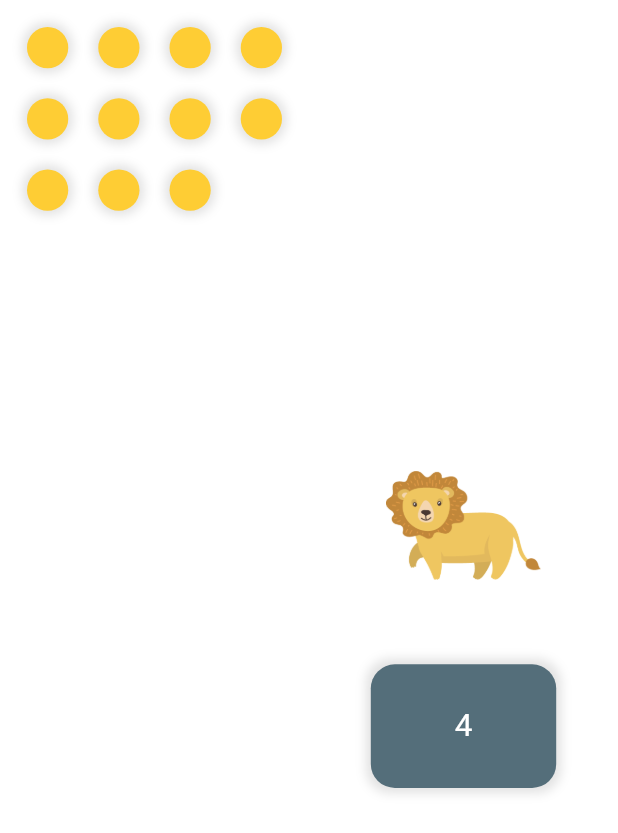
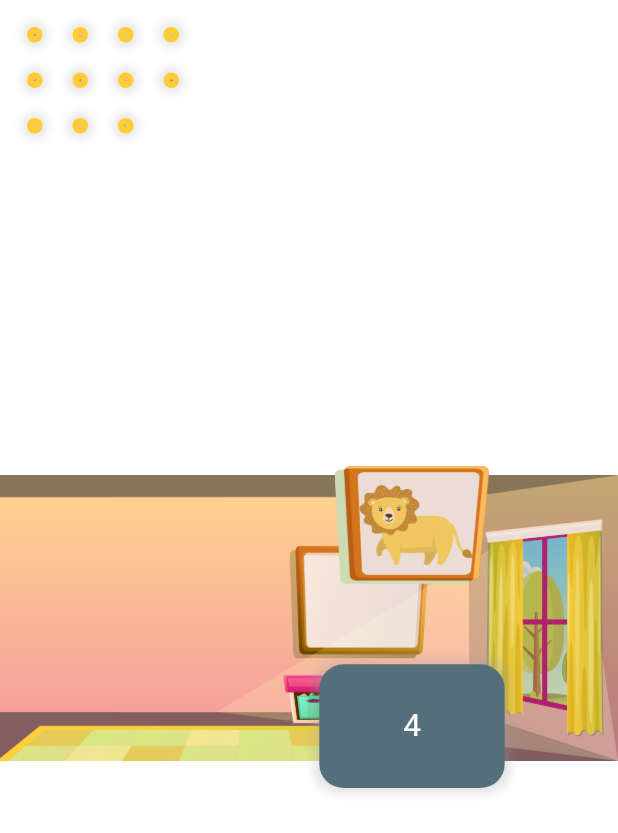
Before and after one commit to Amin397/didoKoodak1, a Flutter app: the AnimalGameScreen screen opened by its route, after a tap on "شروع", on a phone screen of 412 x 824 dp. Shown: the top 833 px of the screen. Run offline on Flutter 3.47's test engine with Material 2 defaults, Android fonts, the phone set to English and light mode, and no system bars; our stand-ins replace get, just_audio; Roboto replaces fonts that are missing (cinema).

Commit message:
last update amin khademi hastam bande

```diff
--- a/lib/View/AnimalGame/animal_game_screen.dart
+++ b/lib/View/AnimalGame/animal_game_screen.dart
@@ -18,10 +18,26 @@ class AnimalGameScreen extends StatelessWidget {
       body: SizedBox(
         height: Get.height,
         width: Get.width,
-        child: Row(
+        child: Stack(
           children: [
-            _buildAnimalsList(),
-            _buildMainAnimal(),
+            Image(
+              image: AssetImage(
+                'assets/images/gameBg.png',
+              ),
+              height: Get.height,
+              width: Get.width,
+            ),
+            SizedBox(
+              height: double.maxFinite,
+              width: double.maxFinite,
+              child: Row(
+                children: [
+                  _buildAnimalsList(),
+                  _buildMainAnimal(),
+                ],
+              ),
+            ),
+
           ],
         ),
       ),
@@ -42,7 +58,7 @@ class AnimalGameScreen extends StatelessWidget {
       child: Stack(
         children: [
           AnimatedContainer(
-            padding: paddingAll16,
+            padding: paddingAll4,
             height: double.maxFinite,
             width: double.maxFinite,
             duration: const Duration(milliseconds: 300),
@@ -56,6 +72,7 @@ class AnimalGameScreen extends StatelessWidget {
               image: AssetImage(
                 animal.imagePath,
               ),
+              fit: BoxFit.contain,
             ),
           ),
           Obx(
@@ -131,7 +148,7 @@ class AnimalGameScreen extends StatelessWidget {
 
   Widget _buildMainAnimal() {
     return Flexible(
-      flex: 1,
+      flex: 2,
       child: SizedBox(
         height: double.maxFinite,
         width: double.maxFinite,
--- a/lib/View/AnimalInfo/animal_info_screen.dart
+++ b/lib/View/AnimalInfo/animal_info_screen.dart
@@ -43,19 +43,20 @@ class AnimalInfoScreen extends StatelessWidget {
         },
         child: AnimatedContainer(
           padding: (animal.isSelected.isTrue)
-              ? const EdgeInsets.all(6.0)
+              ? const EdgeInsets.all(2.0)
               : const EdgeInsets.all(24.0),
           duration: const Duration(milliseconds: 300),
           margin: const EdgeInsets.all(8.0),
           decoration: BoxDecoration(
-            color: (animal.isSelected.isTrue) ? mainYellowBgColor : mainBgColor,
-            boxShadow: shadow(),
+            // color: (animal.isSelected.isTrue) ? mainYellowBgColor : mainBgColor,
+            // boxShadow: shadow(),
             borderRadius: radiusAll16,
           ),
           child: Image(
             image: AssetImage(
               animal.imagePath,
             ),
+            fit: BoxFit.contain,
           ),
         ),
       ),
```
Also changed, not shown: assets/images/bear.png, assets/images/dog.png, assets/images/dolphin.png, assets/images/elephant.png, assets/images/fox.png, assets/images/gameBg.png (added), assets/images/horse.png, assets/images/lion.png, assets/images/mouse.png, assets/images/owl.png, assets/images/pig.png, assets/images/tiger.png.
